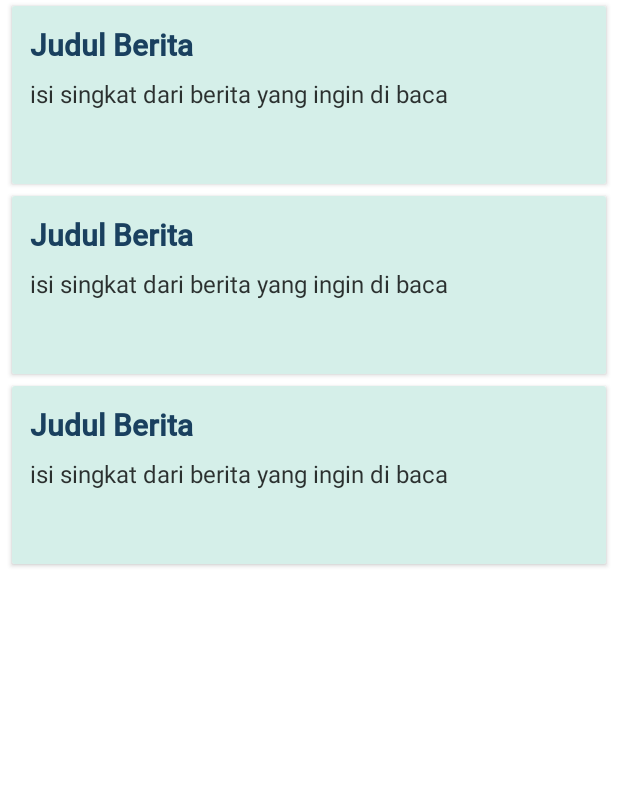
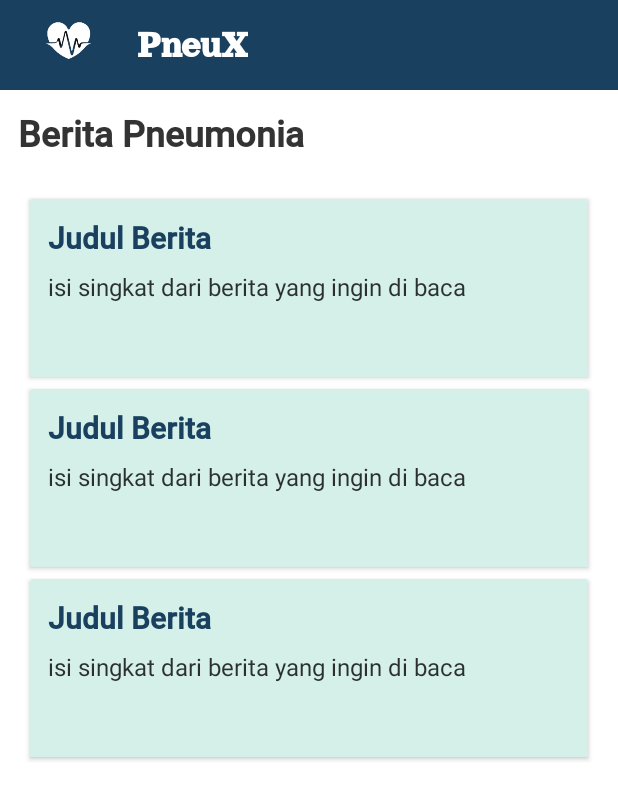
Before and after one commit to Raku-seru/pneux-mobile, an Android app: the layout activity_news.xml on its own in the app's theme, with its tools: preview values and no code run, on a phone screen of 412 x 824 dp. Shown: the top 800 px of the screen. Run offline under Robolectric (Android 15) with nearby library versions, the light colour scheme and no system bars.

Commit message:
news update 80%

```diff
--- a/app/src/main/java/com/c22ps208/pneux/model/HospitalViewModel.kt
+++ b/app/src/main/java/com/c22ps208/pneux/ui/viewmodels/HospitalViewModel.kt
@@ -1,4 +1,4 @@
-package com.c22ps208.pneux.model
+package com.c22ps208.pneux.ui.viewmodels
 
 import androidx.lifecycle.ViewModel
 
--- a/app/src/main/res/layout/activity_news.xml
+++ b/app/src/main/res/layout/activity_news.xml
@@ -1,13 +1,88 @@
 <?xml version="1.0" encoding="utf-8"?>
-<FrameLayout xmlns:android="http://schemas.android.com/apk/res/android"
+<androidx.constraintlayout.widget.ConstraintLayout xmlns:android="http://schemas.android.com/apk/res/android"
+    xmlns:app="http://schemas.android.com/apk/res-auto"
     xmlns:tools="http://schemas.android.com/tools"
     android:layout_width="match_parent"
     android:layout_height="match_parent"
     tools:context=".ui.navigation.dashboard.NewsActivity">
 
+    <LinearLayout
+        android:id="@+id/linearLayout"
+        android:layout_width="match_parent"
+        android:layout_height="60dp"
+        android:background="@color/button2"
+        android:orientation="horizontal"
+        app:layout_constraintEnd_toEndOf="parent"
+        app:layout_constraintStart_toStartOf="parent"
+        app:layout_constraintTop_toTopOf="parent">
+
+        <ImageView
+            android:layout_width="91dp"
+            android:layout_height="81dp"
+            android:layout_marginTop="-5dp"
+            android:contentDescription="@string/icon"
+            android:src="@drawable/heart" />
+
+        <TextView
+            android:layout_width="wrap_content"
+            android:layout_height="wrap_content"
+            android:layout_gravity="center"
+            android:fontFamily="@font/orelaga"
+            android:text="@string/PneuX"
+            android:textColor="@color/white"
+            android:textSize="25sp"
+            android:textStyle="bold" />
+
+    </LinearLayout>
+
+    <TextView
+        android:id="@+id/tv_news_header"
+        android:layout_width="wrap_content"
+        android:layout_height="wrap_content"
+        android:fontFamily="@font/medium"
+        android:padding="12dp"
+        android:text="@string/breaking"
+        android:textColor="@color/black"
+        android:textSize="24sp"
+        android:textStyle="bold"
+        app:layout_constraintStart_toStartOf="parent"
+        app:layout_constraintTop_toBottomOf="@+id/linearLayout" />
+
     <androidx.recyclerview.widget.RecyclerView
+        android:id="@+id/rv_newslist"
         android:layout_width="match_parent"
         android:layout_height="wrap_content"
-        tools:listitem="@layout/item_list_news" />
+        android:padding="12dp"
+        app:layout_constraintEnd_toEndOf="parent"
+        app:layout_constraintStart_toStartOf="parent"
+        app:layout_constraintTop_toBottomOf="@+id/tv_news_header"
+        tools:listitem="@layout/item_list_news">
 
-</FrameLayout>
+    </androidx.recyclerview.widget.RecyclerView>
+
+    <ProgressBar
+        android:id="@+id/pbNewsLoading"
+        style="?android:attr/progressBarStyle"
+        android:layout_width="wrap_content"
+        android:layout_height="wrap_content"
+        android:layout_weight="1"
+        android:visibility="gone"
+        app:layout_constraintBottom_toBottomOf="parent"
+        app:layout_constraintEnd_toEndOf="parent"
+        app:layout_constraintStart_toStartOf="parent"
+        app:layout_constraintTop_toBottomOf="@+id/tv_news_header" />
+
+    <TextView
+        android:id="@+id/tvNewsFailed"
+        android:layout_width="wrap_content"
+        android:layout_height="wrap_content"
+        android:text="@string/NewsFailed"
+        android:textAlignment="center"
+        android:textColor="@color/shadow"
+        android:textSize="28sp"
+        android:visibility="gone"
+        app:layout_constraintEnd_toEndOf="parent"
+        app:layout_constraintStart_toStartOf="parent"
+        app:layout_constraintTop_toBottomOf="@+id/tv_news_header" />
+
+</androidx.constraintlayout.widget.ConstraintLayout>
--- a/app/src/main/res/values/strings.xml
+++ b/app/src/main/res/values/strings.xml
@@ -53,6 +53,7 @@
     <!-- news -->
     <string name="Desc">isi singkat dari berita yang ingin di baca</string>
     <string name="headline">Judul Berita</string>
+    <string name="NewsFailed">Gagal Mendapatkan Berita</string>
 
 
     <!-- hospital -->
@@ -102,4 +103,5 @@
     <string name="selesai">Selesai</string>
     <string name="nearby_rs">Rumah Sakit Terdekat</string>
     <string name="title_activity_hospital">HospitalActivity</string>
+    <string name="fetchfailed">Ada Kesalahan Mendapatkan Data</string>
 </resources>
```
Also changed, not shown: app/build.gradle (+14 -2 lines), app/src/main/java/com/c22ps208/pneux/adapter/NewsAdapter.kt (added, +23 -0 lines), app/src/main/java/com/c22ps208/pneux/data/remote/response/NewsResponse.kt (+13 -13 lines), app/src/main/java/com/c22ps208/pneux/model/UserModel.kt (added, +16 -0 lines), app/src/main/java/com/c22ps208/pneux/preferences/SettingPreferences.kt (added, +38 -0 lines), app/src/main/java/com/c22ps208/pneux/preferences/UserPreferences.kt (added, +64 -0 lines), app/src/main/java/com/c22ps208/pneux/ui/navigation/dashboard/NewsActivity.kt (+69 -0 lines), app/src/main/java/com/c22ps208/pneux/ui/viewmodels/NewsViewModel.kt (added, +33 -0 lines), app/src/main/java/com/c22ps208/pneux/ui/viewmodels/ViewModelFactory.kt (added, +24 -0 lines), app/src/main/res/layout/fragment_home.xml (+5 -4 lines).
